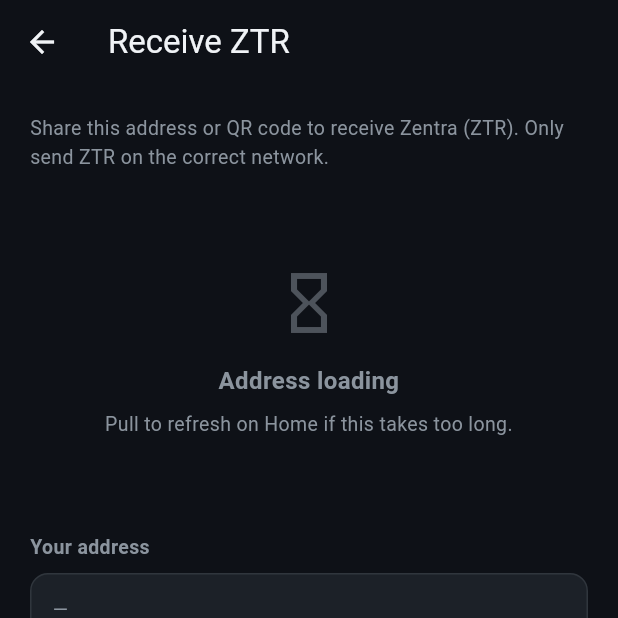
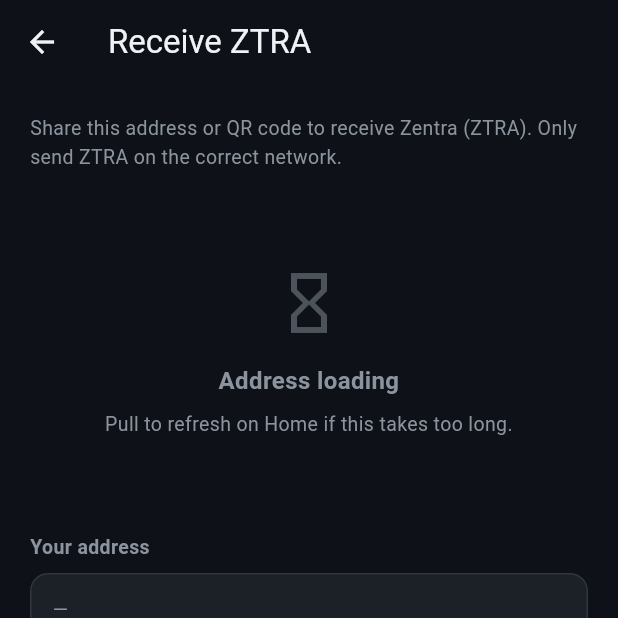
Before and after one commit to Zentra-Privacy/zentra_wallet, a Flutter app: the ReceiveScreen screen opened directly, on a phone screen of 412 x 824 dp, the top half of it. Run offline on Flutter 3.47's test engine with Material 3 defaults, Android fonts, the phone set to English and light mode, and no system bars; our stand-ins replace flutter_secure_storage, qr_flutter, shared_preferences; missing offline and left inert: dart:ffi; accounts and stored records are empty; statements that could not run were skipped.

Commit message:
Update documentation and UI to reflect the change of coin ticker from ZTR to ZTRA across multiple files. This includes updates in architecture, FAQ, networks, overview, security, user guide, and various UI screens to ensure consistency in terminology and user experience.

```diff
--- a/lib/services/embedded_wallet_service.dart
+++ b/lib/services/embedded_wallet_service.dart
@@ -163,7 +163,7 @@ class EmbeddedWalletService {
     return fee;
   }
 
-  /// Sends [amountDisplay] ZTR. Network fee is extra (see [estimateFee]).
+  /// Sends [amountDisplay] ZTRA. Network fee is extra (see [estimateFee]).
   Future<String> send({
     required String address,
     required String amountDisplay,
--- a/lib/ui/screens/home_screen.dart
+++ b/lib/ui/screens/home_screen.dart
@@ -110,13 +110,13 @@ class _DashboardTab extends StatelessWidget {
             ZentraSyncBanner(message: wallet.errorMessage ?? 'Something went wrong', isError: true),
           ZentraHeroBalanceCard(
             amountZtr: balance != null
-                ? '${wallet.formatAmount(balance.balanceAtomic)} ZTR'
-                : '— ZTR',
+                ? '${wallet.formatAmount(balance.balanceAtomic)} ZTRA'
+                : '— ZTRA',
             unlockedZtr: balance != null
-                ? '${wallet.formatAmount(balance.unlockedAtomic)} ZTR'
+                ? '${wallet.formatAmount(balance.unlockedAtomic)} ZTRA'
                 : null,
             lockedZtr: wallet.lockedBalanceAtomic > 0
-                ? '${wallet.formatAmount(wallet.lockedBalanceAtomic)} ZTR'
+                ? '${wallet.formatAmount(wallet.lockedBalanceAtomic)} ZTRA'
                 : null,
             secondaryLabel: wallet.networkConfig?.label,
           ),
@@ -138,7 +138,7 @@ class _DashboardTab extends StatelessWidget {
             ZentraEmptyState(
               icon: Icons.receipt_long_outlined,
               title: 'No transactions yet',
-              subtitle: 'Receive ZTR to this wallet to see activity here.',
+              subtitle: 'Receive ZTRA to this wallet to see activity here.',
               actionLabel: 'Receive',
               onAction: () => _openReceive(context),
             )
@@ -169,7 +169,7 @@ class _DashboardTab extends StatelessWidget {
     return ZentraTxRow(
       title: incoming ? 'Received' : 'Sent',
       subtitle: '$id · ${UiFormat.relativeTime(t.timestamp)}',
-      amount: '${incoming ? '+' : '-'}${format(t.amountAtomic)} ZTR',
+      amount: '${incoming ? '+' : '-'}${format(t.amountAtomic)} ZTRA',
       isIncoming: incoming,
       pending: t.pending,
       showDivider: showDivider,
@@ -195,7 +195,7 @@ class _DashboardTab extends StatelessWidget {
               style: const TextStyle(fontSize: 18, fontWeight: FontWeight.w600),
             ),
             const SizedBox(height: 16),
-            ZentraCopyField(label: 'Amount', value: '${format(t.amountAtomic)} ZTR', maxLines: 1),
+            ZentraCopyField(label: 'Amount', value: '${format(t.amountAtomic)} ZTRA', maxLines: 1),
             const SizedBox(height: 12),
             ZentraCopyField(label: 'Transaction ID', value: t.txid),
             const SizedBox(height: 12),
@@ -228,13 +228,13 @@ class _AssetsTab extends StatelessWidget {
           const ZentraDashboardHeader(title: 'Assets'),
         ZentraHeroBalanceCard(
           amountZtr: balance != null
-              ? '${wallet.formatAmount(balance.balanceAtomic)} ZTR'
-              : '— ZTR',
+              ? '${wallet.formatAmount(balance.balanceAtomic)} ZTRA'
+              : '— ZTRA',
           unlockedZtr: balance != null
-              ? '${wallet.formatAmount(balance.unlockedAtomic)} ZTR'
+              ? '${wallet.formatAmount(balance.unlockedAtomic)} ZTRA'
               : null,
           lockedZtr: wallet.lockedBalanceAtomic > 0
-              ? '${wallet.formatAmount(wallet.lockedBalanceAtomic)} ZTR'
+              ? '${wallet.formatAmount(wallet.lockedBalanceAtomic)} ZTRA'
               : null,
         ),
           const SizedBox(height: 8),
@@ -258,9 +258,9 @@ class _AssetsTab extends StatelessWidget {
                   child: const Text('Z', style: TextStyle(fontWeight: FontWeight.w700, color: ZentraTheme.accent)),
                 ),
                 title: const Text('Zentra', style: TextStyle(fontWeight: FontWeight.w600)),
-                subtitle: const Text('Native coin · ZTR', style: TextStyle(color: ZentraTheme.textMuted, fontSize: 12)),
+                subtitle: const Text('Native coin · ZTRA', style: TextStyle(color: ZentraTheme.textMuted, fontSize: 12)),
                 trailing: Text(
-                  balance != null ? '${wallet.formatAmount(balance.balanceAtomic)} ZTR' : '0',
+                  balance != null ? '${wallet.formatAmount(balance.balanceAtomic)} ZTRA' : '0',
                   style: const TextStyle(fontWeight: FontWeight.w600),
                 ),
               ),
--- a/lib/ui/screens/onboarding_screen.dart
+++ b/lib/ui/screens/onboarding_screen.dart
@@ -240,7 +240,7 @@ class _OnboardingScreenState extends State<OnboardingScreen> {
         ),
         const SizedBox(height: 8),
         const Text(
-          'Your keys stay on this device.\nOnly you control your ZTR.',
+          'Your keys stay on this device.\nOnly you control your ZTRA.',
           textAlign: TextAlign.center,
           style: TextStyle(color: ZentraTheme.textMuted, fontSize: 15, height: 1.45),
         ),
--- a/lib/ui/screens/receive_screen.dart
+++ b/lib/ui/screens/receive_screen.dart
@@ -17,7 +17,7 @@ class ReceiveScreen extends StatelessWidget {
     return ZentraScaffold(
       appBar: AppBar(
         leading: IconButton(icon: const Icon(Icons.arrow_back), onPressed: () => Navigator.pop(context)),
-        title: const Text('Receive ZTR'),
+        title: const Text('Receive ZTRA'),
       ),
       body: SingleChildScrollView(
         padding: const EdgeInsets.all(20),
@@ -25,7 +25,7 @@ class ReceiveScreen extends StatelessWidget {
           crossAxisAlignment: CrossAxisAlignment.stretch,
           children: [
             const Text(
-              'Share this address or QR code to receive Zentra (ZTR). Only send ZTR on the correct network.',
+              'Share this address or QR code to receive Zentra (ZTRA). Only send ZTRA on the correct network.',
               style: TextStyle(color: ZentraTheme.textMuted, fontSize: 13, height: 1.45),
             ),
             const SizedBox(height: 24),
--- a/lib/ui/screens/send_screen.dart
+++ b/lib/ui/screens/send_screen.dart
@@ -105,9 +105,9 @@ class _SendScreenState extends State<SendScreen> {
           mainAxisSize: MainAxisSize.min,
           crossAxisAlignment: CrossAxisAlignment.start,
           children: [
-            _confirmRow('Amount', '$amount ZTR'),
-            _confirmRow('Network fee', '${wallet.formatAmount(_feeAtomic)} ZTR'),
-            _confirmRow('Total deducted', '${wallet.formatAmount(totalAtomic)} ZTR',
+            _confirmRow('Amount', '$amount ZTRA'),
+            _confirmRow('Network fee', '${wallet.formatAmount(_feeAtomic)} ZTRA'),
+            _confirmRow('Total deducted', '${wallet.formatAmount(totalAtomic)} ZTRA',
                 bold: true),
             const SizedBox(height: 12),
             const Text('To:', style: TextStyle(color: ZentraTheme.textMuted, fontSize: 12)),
@@ -171,7 +171,7 @@ class _SendScreenState extends State<SendScreen> {
     if (amountAtomic + _feeAtomic > unlocked) {
       zentraSnack(
         context,
-        'Need ${wallet.formatAmount(amountAtomic + _feeAtomic)} ZTR unlocked (amount + fee)',
+        'Need ${wallet.formatAmount(amountAtomic + _feeAtomic)} ZTRA unlocked (amount + fee)',
         isError: true,
       );
       return;
@@ -202,7 +202,7 @@ class _SendScreenState extends State<SendScreen> {
     return ZentraScaffold(
       appBar: AppBar(
         leading: IconButton(icon: const Icon(Icons.arrow_back), onPressed: () => Navigator.pop(context)),
-        title: const Text('Send ZTR'),
+        title: const Text('Send ZTRA'),
       ),
       body: SingleChildScrollView(
         padding: const EdgeInsets.all(20),
@@ -245,9 +245,9 @@ class _SendScreenState extends State<SendScreen> {
               keyboardType: const TextInputType.numberWithOptions(decimal: true),
               decoration: InputDecoration(
                 labelText: 'Amount',
-                suffixText: 'ZTR',
+                suffixText: 'ZTRA',
                 helperText: unlocked != null
-                    ? 'Unlocked: ${wallet.formatAmount(unlocked)} ZTR'
+                    ? 'Unlocked: ${wallet.formatAmount(unlocked)} ZTRA'
                     : null,
               ),
             ),
@@ -277,7 +277,7 @@ class _SendScreenState extends State<SendScreen> {
                         )
                       else
                         Text(
-                          '${wallet.formatAmount(_feeAtomic)} ZTR',
+                          '${wallet.formatAmount(_feeAtomic)} ZTRA',
                           style: const TextStyle(fontWeight: FontWeight.w600),
                         ),
                     ],
@@ -291,7 +291,7 @@ class _SendScreenState extends State<SendScreen> {
                       children: [
                         const Text('Total from wallet', style: TextStyle(fontSize: 13)),
                         Text(
-                          '${wallet.formatAmount(totalNeeded)} ZTR',
+                          '${wallet.formatAmount(totalNeeded)} ZTRA',
                           style: const TextStyle(fontWeight: FontWeight.w600, color: ZentraTheme.accent),
                         ),
                       ],
--- a/lib/ui/screens/transactions_screen.dart
+++ b/lib/ui/screens/transactions_screen.dart
@@ -109,7 +109,7 @@ class _TransactionsScreenState extends State<TransactionsScreen> {
     return ZentraTxRow(
       title: incoming ? 'Received' : 'Sent',
       subtitle: '${UiFormat.truncateMiddle(t.txid, head: 8, tail: 6)} · ${UiFormat.relativeTime(t.timestamp)}',
-      amount: '${incoming ? '+' : '-'}${format(t.amountAtomic)} ZTR',
+      amount: '${incoming ? '+' : '-'}${format(t.amountAtomic)} ZTRA',
       isIncoming: incoming,
       pending: t.pending,
       showDivider: showDivider,
@@ -135,7 +135,7 @@ class _TransactionsScreenState extends State<TransactionsScreen> {
               style: const TextStyle(fontSize: 18, fontWeight: FontWeight.w600),
             ),
             const SizedBox(height: 16),
-            ZentraCopyField(label: 'Amount', value: '${format(t.amountAtomic)} ZTR', maxLines: 1),
+            ZentraCopyField(label: 'Amount', value: '${format(t.amountAtomic)} ZTRA', maxLines: 1),
             const SizedBox(height: 12),
             ZentraCopyField(label: 'Transaction ID', value: t.txid),
             const SizedBox(height: 8),
```
Also changed, not shown: 9 other files.
